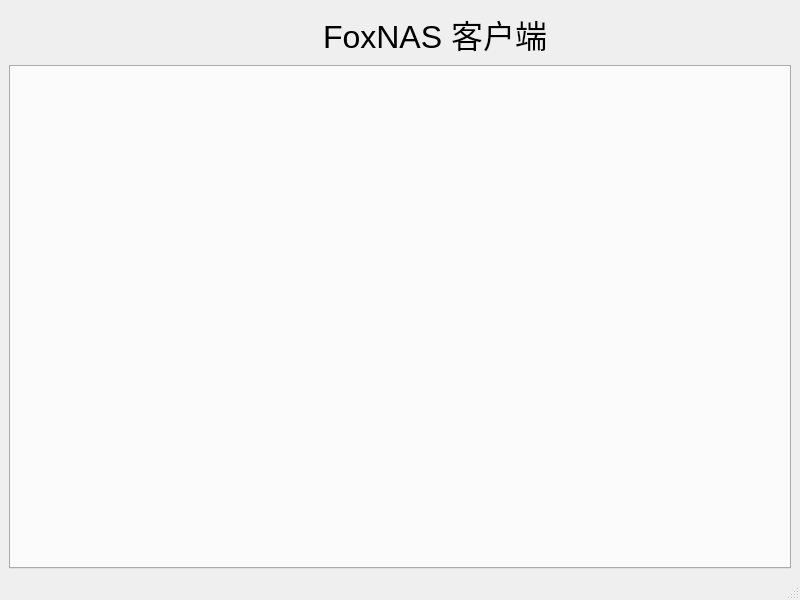
Above: src/MainWindow.ui from ProgramCX/FoxNAS before the change. Below: the same form after it.
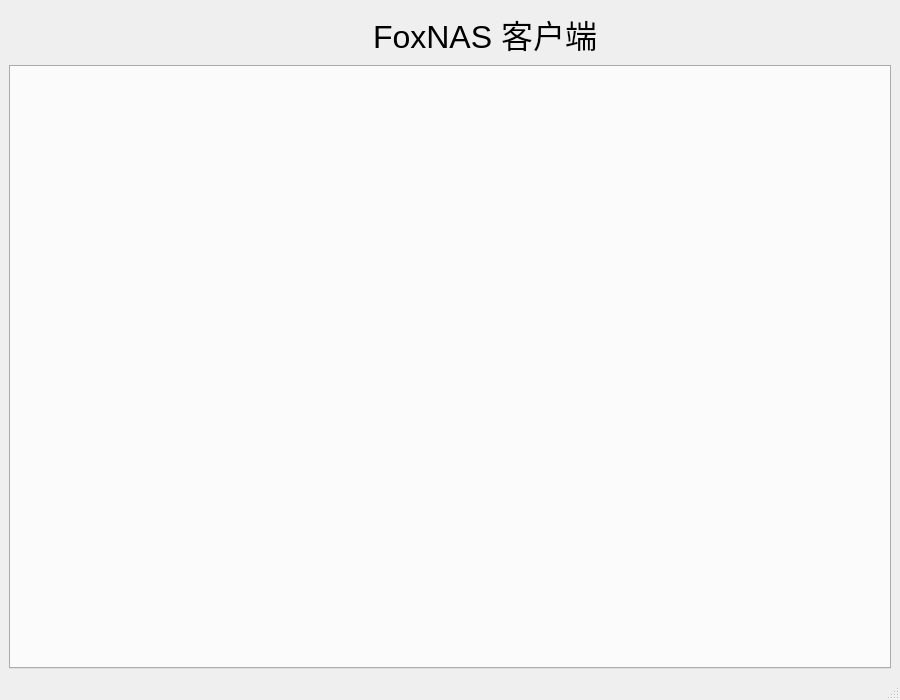
That is the form after the change. Icons and pictures are not drawn.

```diff
--- a/src/MainWindow.ui
+++ b/src/MainWindow.ui
@@ -6,10 +6,16 @@
    <rect>
     <x>0</x>
     <y>0</y>
-    <width>800</width>
-    <height>600</height>
+    <width>900</width>
+    <height>700</height>
    </rect>
   </property>
+  <property name="minimumSize">
+   <size>
+    <width>900</width>
+    <height>700</height>
+   </size>
+  </property>
   <property name="windowTitle">
    <string>MainWindow</string>
   </property>
```
